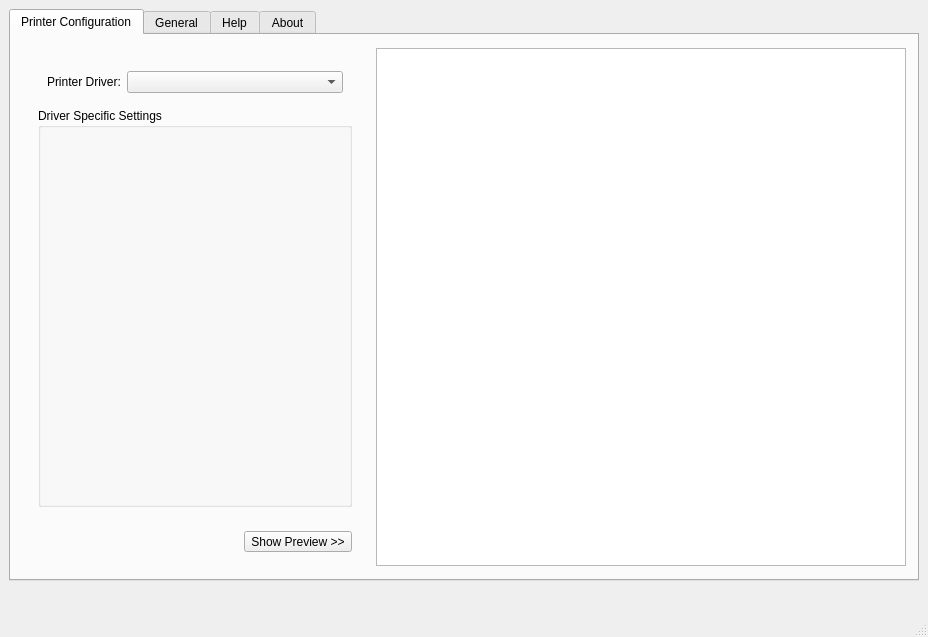
Qt form mainwindow.ui (dieg0-a/posagentpro-src) before a commit.
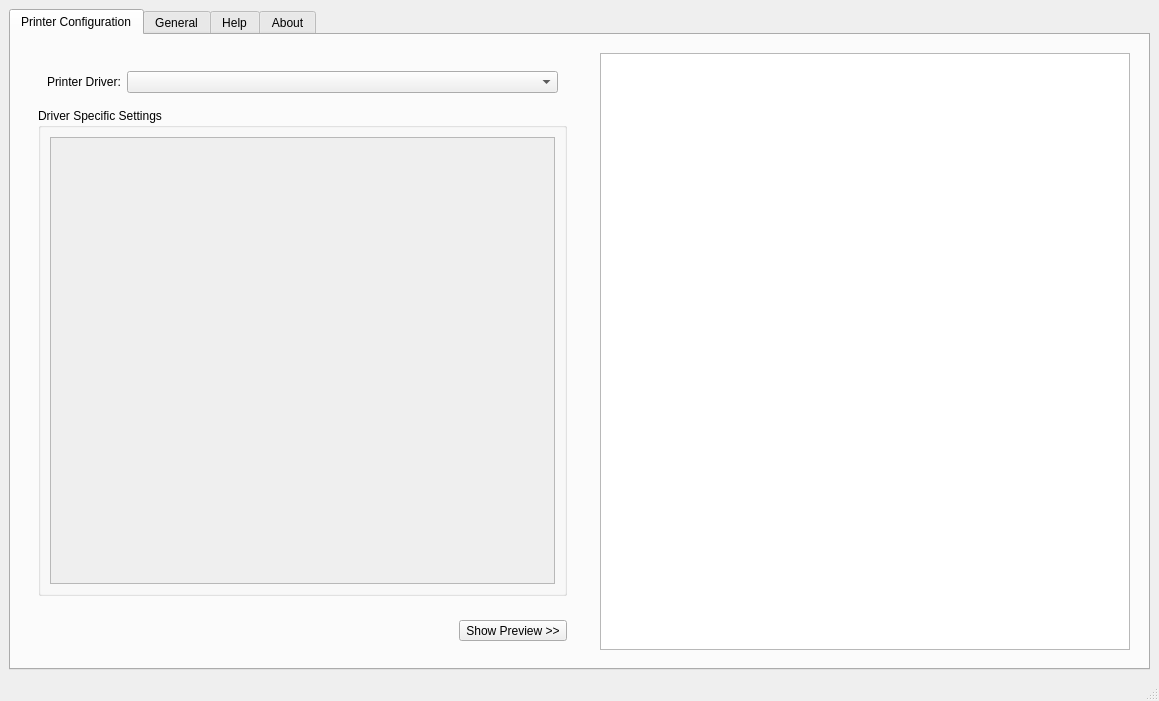
The same form after that commit. Icons and pictures are not drawn.

Commit message: Bug fixes, UI improvements, inputfield and printer changes.

Diff of the .ui file:
```diff
--- a/mainwindow.ui
+++ b/mainwindow.ui
@@ -6,8 +6,8 @@
    <rect>
     <x>0</x>
     <y>0</y>
-    <width>928</width>
-    <height>637</height>
+    <width>1159</width>
+    <height>701</height>
    </rect>
   </property>
   <property name="sizePolicy">
@@ -16,6 +16,12 @@
     <verstretch>0</verstretch>
    </sizepolicy>
   </property>
+  <property name="maximumSize">
+   <size>
+    <width>16777215</width>
+    <height>16777215</height>
+   </size>
+  </property>
   <property name="windowTitle">
    <string>POS Agent PRO</string>
   </property>
@@ -25,7 +31,7 @@
   </property>
   <widget class="QWidget" name="centralwidget">
    <property name="sizePolicy">
-    <sizepolicy hsizetype="Minimum" vsizetype="Fixed">
+    <sizepolicy hsizetype="Minimum" vsizetype="Expanding">
      <horstretch>0</horstretch>
      <verstretch>0</verstretch>
     </sizepolicy>
@@ -39,14 +45,14 @@
    <property name="maximumSize">
     <size>
      <width>16777215</width>
-     <height>590</height>
+     <height>16777215</height>
     </size>
    </property>
    <layout class="QHBoxLayout" name="horizontalLayout_2">
     <item>
      <widget class="QTabWidget" name="tabWidget">
       <property name="sizePolicy">
-       <sizepolicy hsizetype="Minimum" vsizetype="Fixed">
+       <sizepolicy hsizetype="Minimum" vsizetype="Expanding">
         <horstretch>0</horstretch>
         <verstretch>0</verstretch>
        </sizepolicy>
@@ -69,7 +75,7 @@
          <widget class="QWidget" name="left_pane" native="true">
           <property name="sizePolicy">
            <sizepolicy hsizetype="Expanding" vsizetype="Expanding">
-            <horstretch>0</horstretch>
+            <horstretch>2</horstretch>
             <verstretch>0</verstretch>
            </sizepolicy>
           </property>
@@ -81,13 +87,19 @@
           </property>
           <property name="maximumSize">
            <size>
-            <width>350</width>
+            <width>600</width>
             <height>16777215</height>
            </size>
           </property>
           <layout class="QVBoxLayout" name="left_pane_layout">
            <item>
             <widget class="QWidget" name="printer_settings" native="true">
+             <property name="sizePolicy">
+              <sizepolicy hsizetype="Preferred" vsizetype="Expanding">
+               <horstretch>0</horstretch>
+               <verstretch>0</verstretch>
+              </sizepolicy>
+             </property>
              <layout class="QVBoxLayout" name="verticalLayout_2">
               <item>
                <widget class="QWidget" name="printer_driver_select_layout" native="true">
@@ -118,10 +130,35 @@
                </widget>
               </item>
               <item>
-               <widget class="QGroupBox" name="printer_driver_settings">
+               <widget class="QGroupBox" name="printer_driver_settings_group">
+                <property name="sizePolicy">
+                 <sizepolicy hsizetype="Preferred" vsizetype="Expanding">
+                  <horstretch>0</horstretch>
+                  <verstretch>0</verstretch>
+                 </sizepolicy>
+                </property>
                 <property name="title">
                  <string>Driver Specific Settings</string>
                 </property>
+                <layout class="QVBoxLayout" name="verticalLayout">
+                 <item>
+                  <widget class="QScrollArea" name="printer_driver_settings_scroll_area">
+                   <property name="widgetResizable">
+                    <bool>true</bool>
+                   </property>
+                   <widget class="QWidget" name="printer_driver_settings">
+                    <property name="geometry">
+                     <rect>
+                      <x>0</x>
+                      <y>0</y>
+                      <width>513</width>
+                      <height>405</height>
+                     </rect>
+                    </property>
+                   </widget>
+                  </widget>
+                 </item>
+                </layout>
                </widget>
               </item>
              </layout>
@@ -166,6 +203,23 @@
          </widget>
         </item>
         <item>
+         <spacer name="horizontalSpacer_2">
+          <property name="orientation">
+           <enum>Qt::Horizontal</enum>
+          </property>
+          <property name="sizeType">
+           <enum>QSizePolicy::Expanding</enum>
+          </property>
+          <property name="sizeHint" stdset="0">
+           <size>
+            <width>0</width>
+            <height>20</height>
+           </size>
+          </property>
+         </spacer>
+        </item>
+        <item>
+         <widget class="QWidget" name="right_pane_2" native="true">
          <layout class="QVBoxLayout" name="right_pane">
           <item>
            <widget class="QGraphicsView" name="receipt_preview_view">
@@ -187,12 +241,13 @@
             <property name="maximumSize">
              <size>
               <width>530</width>
-              <height>518</height>
+               <height>16777215</height>
              </size>
             </property>
            </widget>
           </item>
          </layout>
+         </widget>
         </item>
        </layout>
       </widget>
```
Left out of the diff: 38 changed lines with no effect on the pictures. Lines whose indentation alone changed are shown as unchanged. The commit also changes 7 other files.
